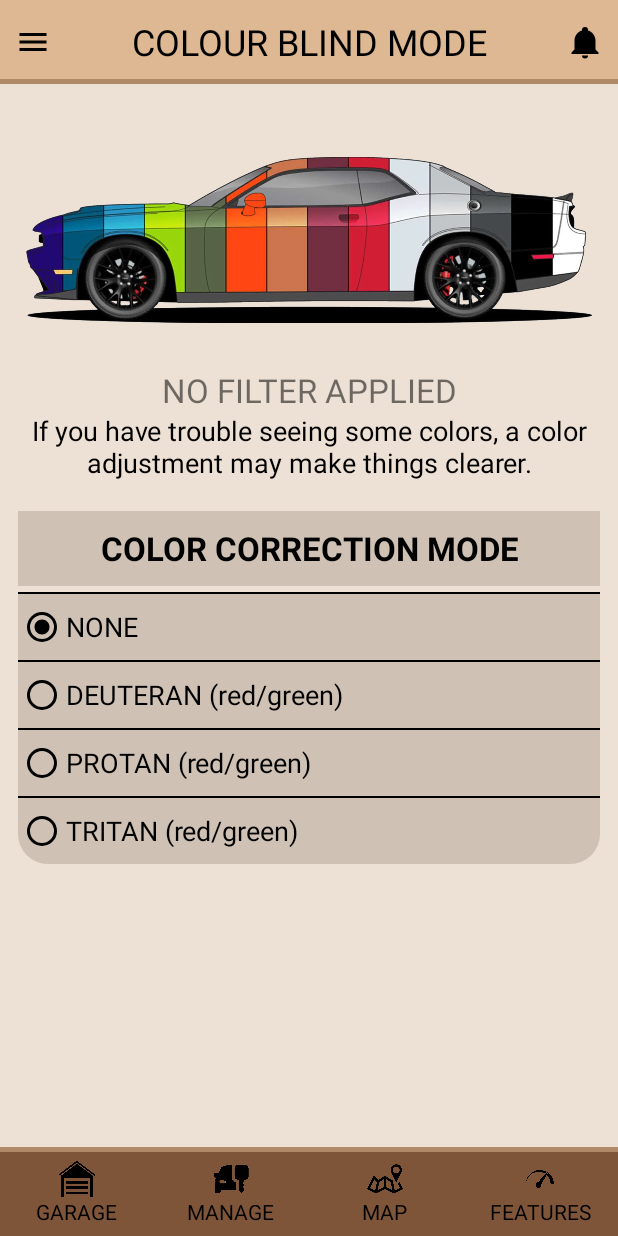
After one commit to danielelurani/mycar-manager, an Android app built with Jetpack Compose: the layout activity_colour_blind_v2.xml on its own in the app's theme, with its tools: preview values and no code run, on a phone screen of 412 x 824 dp. The commit adds this screen. Run offline under Robolectric (Android 15) with nearby library versions, the phone set to English and light mode, and no system bars.

Commit message:
Color Blind Page v2 e modifiche generali
Creazione della seconda versione della pagina dedicata alle impostazioni del daltonismo in quanto la precedente non era convincente. Creazione di qualche nuovo layout-drawable da utilizzare nelle varie pagine ed aggiunta di colori di default.

```diff
--- /dev/null
+++ b/app/src/main/res/drawable/layout_background_round_edges.xml
@@ -0,0 +1,11 @@
+<?xml version="1.0" encoding="utf-8"?>
+<shape xmlns:android="http://schemas.android.com/apk/res/android"
+    android:shape="rectangle">
+
+    <corners
+        android:radius="20dp"/>
+
+    <solid
+        android:color="@color/page_main_buttons" />
+
+</shape>
--- /dev/null
+++ b/app/src/main/res/drawable/layout_border_v5.xml
@@ -0,0 +1,11 @@
+<?xml version="1.0" encoding="utf-8"?>
+<shape xmlns:android="http://schemas.android.com/apk/res/android"
+    android:shape="rectangle">
+
+    <corners
+        android:bottomLeftRadius="20dp"
+        android:bottomRightRadius="20dp"/>
+
+    <solid android:color="@color/page_main_buttons" />
+
+</shape>
--- /dev/null
+++ b/app/src/main/res/drawable/layout_main_background.xml
@@ -0,0 +1,8 @@
+<?xml version="1.0" encoding="utf-8"?>
+<shape xmlns:android="http://schemas.android.com/apk/res/android"
+    android:shape="rectangle">
+
+    <solid
+        android:color="@color/page_main_buttons" />
+
+</shape>
--- /dev/null
+++ b/app/src/main/res/layout/activity_colour_blind_v2.xml
@@ -0,0 +1,351 @@
+<?xml version="1.0" encoding="utf-8"?>
+<androidx.constraintlayout.widget.ConstraintLayout
+    xmlns:android="http://schemas.android.com/apk/res/android"
+    xmlns:app="http://schemas.android.com/apk/res-auto"
+    xmlns:tools="http://schemas.android.com/tools"
+    android:layout_width="match_parent"
+    android:layout_height="match_parent"
+    tools:context=".ColourBlindActivity"
+    android:background="@color/page_main">
+
+    <!-- Titolo della pagina -->
+    <LinearLayout
+        android:id="@+id/linearLayout"
+        android:layout_width="match_parent"
+        android:layout_height="56dp"
+        android:background="@color/page_title"
+        android:orientation="horizontal"
+        app:layout_constraintTop_toTopOf="parent">
+
+        <!-- Tasto sidebar -->
+        <ImageView
+            android:id="@+id/sidebarIcon"
+            android:layout_width="24dp"
+            android:layout_height="24dp"
+            android:src="@drawable/menu"
+            android:layout_margin="10dp"
+            android:layout_gravity="center"/>
+
+        <!-- Titolo -->
+        <TextView
+            android:id="@+id/pageTitle"
+            android:layout_width="0dp"
+            android:layout_height="wrap_content"
+            android:textSize="24sp"
+            android:textColor="@color/black"
+            android:text="COLOUR BLIND MODE"
+            android:layout_gravity="center"
+            android:gravity="center"
+            android:layout_weight="3"/>
+
+        <!-- Tasto Alert -->
+        <ImageView
+            android:id="@+id/alertsIcon"
+            android:layout_width="24dp"
+            android:layout_height="24dp"
+            android:src="@drawable/bell"
+            android:layout_margin="10dp"
+            android:layout_gravity="center"/>
+
+    </LinearLayout>
+
+    <!-- Bordo divisore Titolo - Main -->
+    <View
+        android:id="@+id/view"
+        android:layout_width="match_parent"
+        android:layout_height="3dp"
+        android:background="@color/page_dividing_view"
+        app:layout_constraintBottom_toBottomOf="@+id/linearLayout" />
+
+    <!-- Main -->
+    <LinearLayout
+        android:id="@+id/main"
+        android:layout_width="match_parent"
+        android:layout_height="wrap_content"
+        android:orientation="vertical"
+        app:layout_constraintTop_toBottomOf="@+id/view"
+        android:layout_marginStart="12dp"
+        android:layout_marginEnd="12dp"
+        android:layout_gravity="center" >
+
+        <!-- .. CONTAINER IMMAGINE AUTO .. -->
+        <LinearLayout
+            android:id="@+id/colourBlindExampleContainer"
+            android:layout_width="wrap_content"
+            android:layout_height="wrap_content"
+            android:orientation="vertical"
+            android:weightSum="2"
+            android:layout_marginBottom="10dp"
+            android:layout_marginTop="24dp">
+
+            <!-- .. IMMAGINE ESEMPIO DALTONISMO .. -->
+            <ImageView
+                android:id="@+id/colourBlindExampleImage"
+                android:layout_width="wrap_content"
+                android:layout_height="160dp"
+                android:layout_weight="1"
+                android:src="@drawable/car_rainbow_dodge_img"
+                android:layout_marginStart="5dp"
+                android:layout_marginEnd="5dp"/>
+
+            <!-- .. TESTO TIPO DALTONISMO .. -->
+            <TextView
+                android:id="@+id/colourBlindExampleText"
+                android:layout_width="match_parent"
+                android:layout_height="wrap_content"
+                android:text="NO FILTER APPLIED"
+                android:textSize="22sp"
+                android:gravity="center"
+                android:layout_marginTop="5dp"/>
+
+            <TextView
+                android:id="@+id/colourBlindExplanationText"
+                android:layout_width="match_parent"
+                android:layout_height="wrap_content"
+                android:layout_weight="1"
+                android:textSize="18sp"
+                android:textColor="@color/black"
+                android:text="If you have trouble seeing some colors, a color adjustment may make things clearer."
+                android:gravity="center"
+                android:textAlignment="center"
+                android:visibility="visible"/>
+        </LinearLayout>
+
+        <LinearLayout
+            android:layout_width="match_parent"
+            android:layout_height="match_parent"
+            android:orientation="vertical"
+            android:layout_marginTop="10dp">
+
+            <TextView
+                android:layout_width="match_parent"
+                android:layout_height="50dp"
+                android:background="@drawable/layout_main_background"
+                android:text="COLOR CORRECTION MODE"
+                android:textSize="22dp"
+                android:textColor="@color/black"
+                android:gravity="center"
+                android:textStyle="bold">
+            </TextView>
+        </LinearLayout>
+
+        <LinearLayout
+            android:layout_width="match_parent"
+            android:layout_height="wrap_content"
+            android:orientation="vertical"
+            android:layout_marginTop="4dp"
+            android:background="@drawable/layout_border_v5">
+
+            <View
+                android:id="@+id/view_divider_1"
+                android:layout_width="match_parent"
+                android:layout_height="1dp"
+                android:background="@color/text_underline"/>
+
+            <RadioButton
+                android:layout_width="wrap_content"
+                android:layout_height="40dp"
+                android:text="NONE"
+                android:textSize="18sp"
+                android:layout_marginTop="2dp"
+                android:layout_marginBottom="2dp"
+                android:textColor="@color/black"
+                android:gravity="center_vertical"
+                android:checked="true"
+                android:buttonTint="@color/black"/>
+
+            <View
+                android:id="@+id/view_divider_2"
+                android:layout_width="match_parent"
+                android:layout_height="1dp"
+                android:background="@color/text_underline"/>
+
+            <RadioButton
+                android:layout_width="wrap_content"
+                android:layout_height="40dp"
+                android:text="DEUTERAN (red/green)"
+                android:textSize="18sp"
+                android:layout_marginTop="2dp"
+                android:layout_marginBottom="2dp"
+                android:textColor="@color/black"
+                android:gravity="center_vertical"
+                android:checked="false"
+                android:buttonTint="@color/black"/>
+
+            <View
+                android:id="@+id/view_divider_3"
+                android:layout_width="match_parent"
+                android:layout_height="1dp"
+                android:background="@color/text_underline"/>
+
+            <RadioButton
+                android:layout_width="wrap_content"
+                android:layout_height="40dp"
+                android:text="PROTAN (red/green)"
+                android:textSize="18sp"
+                android:layout_marginTop="2dp"
+                android:layout_marginBottom="2dp"
+                android:textColor="@color/black"
+                android:gravity="center_vertical"
+                android:checked="false"
+                android:buttonTint="@color/black"/>
+
+            <View
+                android:id="@+id/view_divider_4"
+                android:layout_width="match_parent"
+                android:layout_height="1dp"
+                android:background="@color/text_underline"/>
+
+            <RadioButton
+                android:layout_width="wrap_content"
+                android:layout_height="40dp"
+                android:text="TRITAN (red/green)"
+                android:textSize="18sp"
+                android:layout_marginTop="2dp"
+                android:layout_marginBottom="2dp"
+                android:textColor="@color/black"
+                android:gravity="center_vertical"
+                android:checked="false"
+                android:buttonTint="@color/black"/>
+        </LinearLayout>
+    </LinearLayout>
+
+    <!-- .. BORDO DIVISORE MAIN - NAVBAR .. -->
+    <View
+        android:id="@+id/bottomView"
+        android:layout_width="match_parent"
+        android:layout_height="3dp"
+        android:background="@color/page_dividing_view"
+        app:layout_constraintBottom_toTopOf="@+id/bottomNavbar" />
+
+    <!-- .. NAVBAR .. -->
+    <LinearLayout
+        android:id="@+id/bottomNavbar"
+        android:layout_width="match_parent"
+        android:layout_height="56dp"
+        android:background="@color/page_bottom_navbar"
+        android:orientation="horizontal"
+        app:layout_constraintBottom_toBottomOf="parent"
+        android:weightSum="4">
+
+        <!-- .. TASTO GARAGE .. -->
+        <LinearLayout
+            android:id="@+id/garageButtonContainer"
+            android:layout_width="48dp"
+            android:layout_height="48dp"
+            android:orientation="vertical"
+            android:layout_gravity="center"
+            android:gravity="center"
+            android:layout_weight="1"
+            android:clickable="true"
+            android:focusable="true">
+
+            <!-- .. ICONA GARAGE .. -->
+            <ImageView
+                android:id="@+id/garageIcon"
+                android:layout_width="24dp"
+                android:layout_height="24dp"
+                android:layout_gravity="center"
+                app:srcCompat="@drawable/navbar_garage_icon" />
+
+            <!-- .. TESTO GARAGE .. -->
+            <TextView
+                android:id="@+id/garageText"
+                android:layout_width="wrap_content"
+                android:layout_height="wrap_content"
+                android:text="GARAGE"
+                android:textColor="@color/black"
+                android:layout_gravity="center"/>
+        </LinearLayout>
+
+        <!-- .. TASTO MANAGE .. -->
+        <LinearLayout
+            android:id="@+id/manageButtonContainer"
+            android:layout_width="48dp"
+            android:layout_height="48dp"
+            android:orientation="vertical"
+            android:layout_gravity="center"
+            android:gravity="center"
+            android:layout_weight="1"
+            android:clickable="true"
+            android:focusable="true">
+
+            <!-- .. ICONA MANAGE .. -->
+            <ImageView
+                android:id="@+id/manageIcon"
+                android:layout_width="24dp"
+                android:layout_height="24dp"
+                android:layout_gravity="center"
+                app:srcCompat="@drawable/navbar_manage_icon" />
+
+            <!-- .. TESTO MANAGE .. -->
+            <TextView
+                android:id="@+id/manageText"
+                android:layout_width="wrap_content"
+                android:layout_height="wrap_content"
+                android:text="MANAGE"
+                android:textColor="@color/black"
+                android:layout_gravity="center"/>
+        </LinearLayout>
+
+        <!-- .. TASTO MAP .. -->
+        <LinearLayout
+            android:id="@+id/mapButtonContainer"
+            android:layout_width="48dp"
+            android:layout_height="48dp"
+            android:orientation="vertical"
+            android:layout_gravity="center"
+            android:gravity="center"
+            android:layout_weight="1"
+            android:clickable="true"
+            android:focusable="true">
+
+            <!-- .. ICONA MAP .. -->
+            <ImageView
+                android:id="@+id/mapIcon"
+                android:layout_width="24dp"
+                android:layout_height="24dp"
+                android:layout_gravity="center"
+                app:srcCompat="@drawable/navbar_map_icon" />
+
+            <!-- .. TESTO MAP .. -->
+            <TextView
+                android:id="@+id/mapText"
+                android:layout_width="wrap_content"
+                android:layout_height="wrap_content"
+                android:text="MAP"
+                android:textColor="@color/black"
+                android:layout_gravity="center"/>
+        </LinearLayout>
+
+        <!-- .. TASTO FEATURES .. -->
+        <LinearLayout
+            android:id="@+id/featuresButtonContainer"
+            android:layout_width="48dp"
+            android:layout_height="48dp"
+            android:orientation="vertical"
+            android:layout_gravity="center"
+            android:gravity="center"
+            android:layout_weight="1"
+            android:clickable="true"
+            android:focusable="true">
+
+            <!-- .. ICONA FEATURES .. -->
+            <ImageView
+                android:id="@+id/featuresIcon"
+                android:layout_width="24dp"
+                android:layout_height="24dp"
+                android:layout_gravity="center"
+                app:srcCompat="@drawable/navbar_stats_icon" />
+
+            <!-- .. TESTO FEATURES .. -->
+            <TextView
+                android:id="@+id/featuresText"
+                android:layout_width="wrap_content"
+                android:layout_height="wrap_content"
+                android:text="FEATURES"
+                android:textColor="@color/black"
+                android:layout_gravity="center"/>
+        </LinearLayout>
+    </LinearLayout>
+</androidx.constraintlayout.widget.ConstraintLayout>
--- a/app/src/main/res/values/colors.xml
+++ b/app/src/main/res/values/colors.xml
@@ -16,6 +16,7 @@
     <color name="page_bottom_navbar">#7F5539</color>
     <color name="page_left_navbar">#D9D9D9</color>
     <color name="page_main">#EDE0D4</color>
+    <color name="page_main_buttons">#CFC2B5</color>
     <color name="page_dividing_view">#B08968</color>
 
     <!-- .. COLORI BOTTONI .. -->
```
Also changed, not shown: app/src/main/res/drawable/car_rainbow_dodge_img.png (added).
